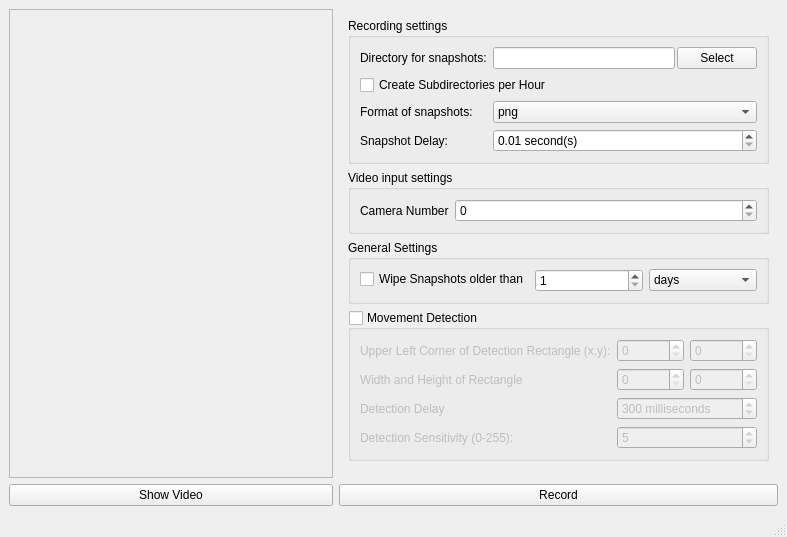
Above: HomePrism.ui from MichaelMueller/HomePrism before the change. Below: the same form after it.
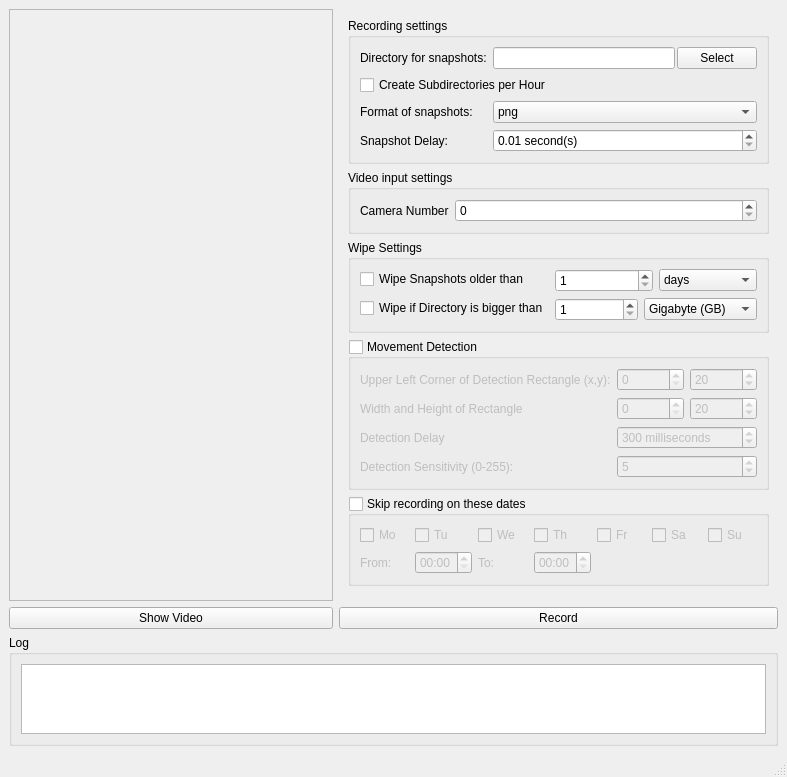
That is the form after the change. Icons and pictures are not drawn. Custom widgets are drawn as their Qt base class.

Commit message: finished scheduling and wipe by size

Patch:
```diff
--- a/HomePrism.ui
+++ b/HomePrism.ui
@@ -7,7 +7,7 @@
     <x>0</x>
     <y>0</y>
     <width>787</width>
-    <height>537</height>
+    <height>718</height>
    </rect>
   </property>
   <property name="windowTitle">
@@ -29,6 +29,16 @@
       </property>
      </widget>
     </item>
+    <item row="2" column="2">
+     <widget class="QPushButton" name="recordingButton">
+      <property name="text">
+       <string>Record</string>
+      </property>
+      <property name="checkable">
+       <bool>true</bool>
+      </property>
+     </widget>
+    </item>
     <item row="0" column="1" rowspan="2">
      <widget class="QScrollArea" name="scrollArea">
       <property name="minimumSize">
@@ -46,7 +56,7 @@
          <x>0</x>
          <y>0</y>
          <width>322</width>
-         <height>447</height>
+         <height>516</height>
         </rect>
        </property>
        <layout class="QHBoxLayout" name="horizontalLayout_3">
@@ -192,29 +202,10 @@
          </layout>
         </widget>
        </item>
-       <item row="1" column="0">
-        <widget class="QGroupBox" name="groupBox">
-         <property name="title">
-          <string>Video input settings</string>
-         </property>
-         <layout class="QFormLayout" name="formLayout_2">
-          <item row="0" column="0">
-           <widget class="QLabel" name="label">
-            <property name="text">
-             <string>Camera Number</string>
-            </property>
-           </widget>
-          </item>
-          <item row="0" column="1">
-           <widget class="QSpinBox" name="cameraNumber"/>
-          </item>
-         </layout>
-        </widget>
-       </item>
        <item row="3" column="0">
         <widget class="QGroupBox" name="groupBox_3">
          <property name="title">
-          <string>General Settings</string>
+          <string>Wipe Settings</string>
          </property>
          <layout class="QFormLayout" name="formLayout_3">
           <property name="fieldGrowthPolicy">
@@ -274,6 +265,88 @@
             </layout>
            </widget>
           </item>
+          <item row="1" column="0">
+           <widget class="QCheckBox" name="wipeBySize">
+            <property name="text">
+             <string>Wipe if Directory is bigger than</string>
+            </property>
+           </widget>
+          </item>
+          <item row="1" column="1">
+           <widget class="QWidget" name="widget_4" native="true">
+            <layout class="QHBoxLayout" name="horizontalLayout_4">
+             <property name="spacing">
+              <number>6</number>
+             </property>
+             <property name="leftMargin">
+              <number>0</number>
+             </property>
+             <property name="topMargin">
+              <number>0</number>
+             </property>
+             <property name="rightMargin">
+              <number>0</number>
+             </property>
+             <property name="bottomMargin">
+              <number>0</number>
+             </property>
+             <item>
+              <widget class="QSpinBox" name="wipeAmount">
+               <property name="minimum">
+                <number>1</number>
+               </property>
+               <property name="maximum">
+                <number>999999999</number>
+               </property>
+               <property name="value">
+                <number>1</number>
+               </property>
+              </widget>
+             </item>
+             <item>
+              <widget class="QComboBox" name="wipeSizeMultiplier">
+               <property name="currentIndex">
+                <number>2</number>
+               </property>
+               <item>
+                <property name="text">
+                 <string>Kilobyte (KB)</string>
+                </property>
+               </item>
+               <item>
+                <property name="text">
+                 <string>Megabyte (MB)</string>
+                </property>
+               </item>
+               <item>
+                <property name="text">
+                 <string>Gigabyte (GB)</string>
+                </property>
+               </item>
+              </widget>
+             </item>
+            </layout>
+           </widget>
+          </item>
+         </layout>
+        </widget>
+       </item>
+       <item row="1" column="0">
+        <widget class="QGroupBox" name="groupBox">
+         <property name="title">
+          <string>Video input settings</string>
+         </property>
+         <layout class="QFormLayout" name="formLayout_2">
+          <item row="0" column="0">
+           <widget class="QLabel" name="label">
+            <property name="text">
+             <string>Camera Number</string>
+            </property>
+           </widget>
+          </item>
+          <item row="0" column="1">
+           <widget class="QSpinBox" name="cameraNumber"/>
+          </item>
          </layout>
         </widget>
        </item>
@@ -289,6 +362,19 @@
           <bool>false</bool>
          </property>
          <layout class="QGridLayout" name="gridLayout">
+          <item row="2" column="3">
+           <widget class="QSpinBox" name="upperLeftCornerY">
+            <property name="maximum">
+             <number>999999999</number>
+            </property>
+            <property name="singleStep">
+             <number>10</number>
+            </property>
+            <property name="value">
+             <number>20</number>
+            </property>
+           </widget>
+          </item>
           <item row="4" column="1">
            <widget class="QLabel" name="label_4">
             <property name="text">
@@ -296,10 +382,23 @@
             </property>
            </widget>
           </item>
-          <item row="3" column="1">
-           <widget class="QLabel" name="label_5">
+          <item row="5" column="1">
+           <widget class="QLabel" name="label_7">
             <property name="text">
-             <string>Width and Height of Rectangle</string>
+             <string>Detection Sensitivity (0-255):</string>
+            </property>
+           </widget>
+          </item>
+          <item row="5" column="2" colspan="2">
+           <widget class="QSpinBox" name="detectionSensitivity">
+            <property name="minimum">
+             <number>1</number>
+            </property>
+            <property name="maximum">
+             <number>255</number>
+            </property>
+            <property name="value">
+             <number>5</number>
             </property>
            </widget>
           </item>
@@ -311,6 +410,9 @@
             <property name="singleStep">
              <number>10</number>
             </property>
+            <property name="value">
+             <number>0</number>
+            </property>
            </widget>
           </item>
           <item row="2" column="1">
@@ -328,6 +430,9 @@
             <property name="singleStep">
              <number>10</number>
             </property>
+            <property name="value">
+             <number>0</number>
+            </property>
            </widget>
           </item>
           <item row="4" column="2" colspan="2">
@@ -349,6 +454,13 @@
             </property>
            </widget>
           </item>
+          <item row="3" column="1">
+           <widget class="QLabel" name="label_5">
+            <property name="text">
+             <string>Width and Height of Rectangle</string>
+            </property>
+           </widget>
+          </item>
           <item row="3" column="3">
            <widget class="QSpinBox" name="rectHeight">
             <property name="maximum">
@@ -357,35 +469,100 @@
             <property name="singleStep">
              <number>10</number>
             </property>
-           </widget>
-          </item>
-          <item row="2" column="3">
-           <widget class="QSpinBox" name="upperLeftCornerY">
-            <property name="maximum">
-             <number>999999999</number>
-            </property>
-            <property name="singleStep">
-             <number>10</number>
-            </property>
-           </widget>
-          </item>
-          <item row="5" column="1">
-           <widget class="QLabel" name="label_7">
-            <property name="text">
-             <string>Detection Sensitivity (0-255):</string>
-            </property>
-           </widget>
-          </item>
-          <item row="5" column="2" colspan="2">
-           <widget class="QSpinBox" name="detectionSensitivity">
-            <property name="minimum">
-             <number>1</number>
-            </property>
-            <property name="maximum">
-             <number>255</number>
-            </property>
             <property name="value">
-             <number>5</number>
+             <number>20</number>
+            </property>
+           </widget>
+          </item>
+         </layout>
+        </widget>
+       </item>
+       <item row="5" column="0">
+        <widget class="QGroupBox" name="skipDetection">
+         <property name="title">
+          <string>Skip recording on these dates</string>
+         </property>
+         <property name="checkable">
+          <bool>true</bool>
+         </property>
+         <property name="checked">
+          <bool>false</bool>
+         </property>
+         <layout class="QGridLayout" name="gridLayout_4">
+          <item row="0" column="0">
+           <widget class="QCheckBox" name="skipMo">
+            <property name="text">
+             <string>Mo</string>
+            </property>
+           </widget>
+          </item>
+          <item row="0" column="5">
+           <widget class="QCheckBox" name="skipSa">
+            <property name="text">
+             <string>Sa</string>
+            </property>
+           </widget>
+          </item>
+          <item row="0" column="6">
+           <widget class="QCheckBox" name="skipSu">
+            <property name="text">
+             <string>Su</string>
+            </property>
+           </widget>
+          </item>
+          <item row="0" column="4">
+           <widget class="QCheckBox" name="skipFr">
+            <property name="text">
+             <string>Fr</string>
+            </property>
+           </widget>
+          </item>
+          <item row="0" column="3">
+           <widget class="QCheckBox" name="skipTh">
+            <property name="text">
+             <string>Th</string>
+            </property>
+           </widget>
+          </item>
+          <item row="0" column="2">
+           <widget class="QCheckBox" name="skipWe">
+            <property name="text">
+             <string>We</string>
+            </property>
+           </widget>
+          </item>
+          <item row="0" column="1">
+           <widget class="QCheckBox" name="skipTu">
+            <property name="text">
+             <string>Tu</string>
+            </property>
+           </widget>
+          </item>
+          <item row="1" column="0">
+           <widget class="QLabel" name="label_8">
+            <property name="text">
+             <string>From:</string>
+            </property>
+           </widget>
+          </item>
+          <item row="1" column="1">
+           <widget class="QTimeEdit" name="skipFromTime">
+            <property name="displayFormat">
+             <string>HH:mm</string>
+            </property>
+           </widget>
+          </item>
+          <item row="1" column="2">
+           <widget class="QLabel" name="label_9">
+            <property name="text">
+             <string>To:</string>
+            </property>
+           </widget>
+          </item>
+          <item row="1" column="3">
+           <widget class="QTimeEdit" name="skipToTime">
+            <property name="displayFormat">
+             <string>HH:mm</string>
             </property>
            </widget>
           </item>
@@ -395,14 +572,20 @@
       </layout>
      </widget>
     </item>
-    <item row="2" column="2">
-     <widget class="QPushButton" name="recordingButton">
-      <property name="text">
-       <string>Record</string>
+    <item row="3" column="1" colspan="2">
+     <widget class="QGroupBox" name="groupBox_4">
+      <property name="title">
+       <string>Log</string>
       </property>
-      <property name="checkable">
-       <bool>true</bool>
-      </property>
+      <layout class="QGridLayout" name="gridLayout_5">
+       <item row="0" column="0">
+        <widget class="QListWidget" name="log">
+         <property name="autoScroll">
+          <bool>true</bool>
+         </property>
+        </widget>
+       </item>
+      </layout>
      </widget>
     </item>
    </layout>
```
The commit also changes 3 other files.
